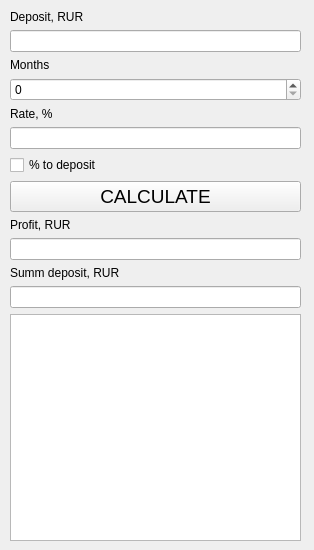
Above: src/debit.ui from antinlay/CPP3_SmartCalc_v2.0-1 before the change. Below: the same form after it.
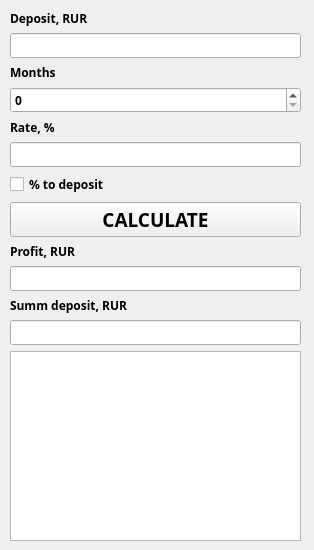
That is the form after the change. Icons and pictures are not drawn.

What changed in the file:
```diff
--- a/src/debit.ui
+++ b/src/debit.ui
@@ -38,9 +38,21 @@
      <height>531</height>
     </rect>
    </property>
+   <property name="font">
+    <font>
+     <family>Arial Black</family>
+     <bold>true</bold>
+    </font>
+   </property>
    <layout class="QVBoxLayout" name="enterValue">
     <item>
      <widget class="QLabel" name="label">
+      <property name="font">
+       <font>
+        <family>Arial Black</family>
+        <bold>true</bold>
+       </font>
+      </property>
       <property name="text">
        <string>Deposit, RUR</string>
       </property>
@@ -48,6 +60,12 @@
     </item>
     <item>
      <widget class="QLineEdit" name="lineEdit_sumDep">
+      <property name="font">
+       <font>
+        <family>Arial Black</family>
+        <bold>true</bold>
+       </font>
+      </property>
       <property name="text">
        <string/>
       </property>
@@ -58,16 +76,35 @@
     </item>
     <item>
      <widget class="QLabel" name="label_3">
+      <property name="font">
+       <font>
+        <family>Arial Black</family>
+        <bold>true</bold>
+       </font>
+      </property>
       <property name="text">
        <string>Months</string>
       </property>
      </widget>
     </item>
     <item>
-     <widget class="QSpinBox" name="spinBox_months"/>
+     <widget class="QSpinBox" name="spinBox_months">
+      <property name="font">
+       <font>
+        <family>Arial Black</family>
+        <bold>true</bold>
+       </font>
+      </property>
+     </widget>
     </item>
     <item>
      <widget class="QLabel" name="label_5">
+      <property name="font">
+       <font>
+        <family>Arial Black</family>
+        <bold>true</bold>
+       </font>
+      </property>
       <property name="text">
        <string>Rate, %</string>
       </property>
@@ -75,6 +112,12 @@
     </item>
     <item>
      <widget class="QLineEdit" name="lineEdit_intRate">
+      <property name="font">
+       <font>
+        <family>Arial Black</family>
+        <bold>true</bold>
+       </font>
+      </property>
       <property name="maxLength">
        <number>255</number>
       </property>
@@ -82,6 +125,12 @@
     </item>
     <item>
      <widget class="QCheckBox" name="checkBox">
+      <property name="font">
+       <font>
+        <family>Arial Black</family>
+        <bold>true</bold>
+       </font>
+      </property>
       <property name="text">
        <string>% to deposit</string>
       </property>
@@ -91,8 +140,9 @@
      <widget class="QPushButton" name="pushButton_debit">
       <property name="font">
        <font>
+        <family>Arial Black</family>
         <pointsize>14</pointsize>
-        <bold>false</bold>
+        <bold>true</bold>
        </font>
       </property>
       <property name="cursor">
@@ -105,6 +155,12 @@
     </item>
     <item>
      <widget class="QLabel" name="label_10">
+      <property name="font">
+       <font>
+        <family>Arial Black</family>
+        <bold>true</bold>
+       </font>
+      </property>
       <property name="text">
        <string>Profit, RUR</string>
       </property>
@@ -112,6 +168,12 @@
     </item>
     <item>
      <widget class="QLineEdit" name="lineEdit_resPercent">
+      <property name="font">
+       <font>
+        <family>Arial Black</family>
+        <bold>true</bold>
+       </font>
+      </property>
       <property name="inputMask">
        <string/>
       </property>
@@ -122,6 +184,12 @@
     </item>
     <item>
      <widget class="QLabel" name="label_14">
+      <property name="font">
+       <font>
+        <family>Arial Black</family>
+        <bold>true</bold>
+       </font>
+      </property>
       <property name="text">
        <string>Summ deposit, RUR</string>
       </property>
@@ -129,13 +197,26 @@
     </item>
     <item>
      <widget class="QLineEdit" name="lineEdit_resDep">
+      <property name="font">
+       <font>
+        <family>Arial Black</family>
+        <bold>true</bold>
+       </font>
+      </property>
       <property name="readOnly">
        <bool>true</bool>
       </property>
      </widget>
     </item>
     <item>
-     <widget class="QListWidget" name="listWidget"/>
+     <widget class="QListWidget" name="listWidget">
+      <property name="font">
+       <font>
+        <family>Arial Black</family>
+        <bold>true</bold>
+       </font>
+      </property>
+     </widget>
     </item>
    </layout>
   </widget>
```
Left out of the diff: 2 changed lines with no effect on the pictures.
